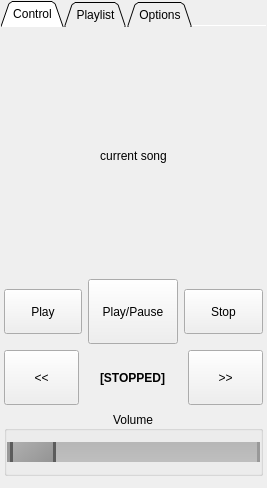
mwinkel/mpdControl, file mainwindow.ui: the form before one commit.
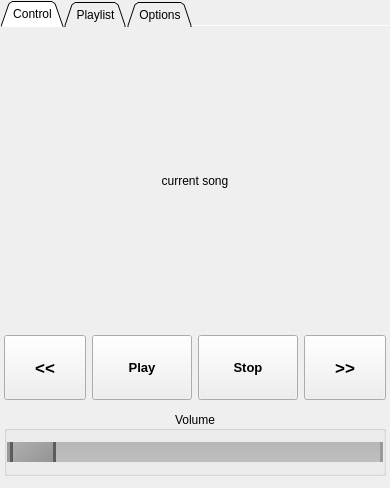
The form after the commit.

Commit message: play button removed -> pause button

```diff
--- a/mainwindow.ui
+++ b/mainwindow.ui
@@ -6,7 +6,7 @@
    <rect>
     <x>0</x>
     <y>0</y>
-    <width>267</width>
+    <width>353</width>
     <height>488</height>
    </rect>
   </property>
@@ -102,8 +102,17 @@
         </item>
         <item>
          <layout class="QHBoxLayout" name="horizontalLayout">
+          <property name="spacing">
+           <number>-1</number>
+          </property>
+          <property name="topMargin">
+           <number>5</number>
+          </property>
+          <property name="bottomMargin">
+           <number>5</number>
+          </property>
           <item>
-           <widget class="QPushButton" name="btnPlay">
+           <widget class="QPushButton" name="btnPrevious">
             <property name="sizePolicy">
              <sizepolicy hsizetype="Minimum" vsizetype="Minimum">
               <horstretch>0</horstretch>
@@ -112,46 +121,60 @@
             </property>
             <property name="minimumSize">
              <size>
-              <width>45</width>
-              <height>45</height>
+              <width>0</width>
+              <height>65</height>
              </size>
             </property>
             <property name="maximumSize">
              <size>
               <width>16777215</width>
-              <height>45</height>
+              <height>65</height>
              </size>
+            </property>
+            <property name="font">
+             <font>
+              <pointsize>13</pointsize>
+              <weight>75</weight>
+              <bold>true</bold>
+             </font>
+            </property>
+            <property name="text">
+             <string>&lt;&lt;</string>
+            </property>
+           </widget>
+          </item>
+          <item>
+           <widget class="QPushButton" name="btnPlayPause">
+            <property name="sizePolicy">
+             <sizepolicy hsizetype="Minimum" vsizetype="Minimum">
+              <horstretch>0</horstretch>
+              <verstretch>0</verstretch>
+             </sizepolicy>
+            </property>
+            <property name="minimumSize">
+             <size>
+              <width>100</width>
+              <height>65</height>
+             </size>
+            </property>
+            <property name="maximumSize">
+             <size>
+              <width>100</width>
+              <height>65</height>
+             </size>
+            </property>
+            <property name="font">
+             <font>
+              <pointsize>10</pointsize>
+              <weight>75</weight>
+              <bold>true</bold>
+             </font>
             </property>
             <property name="text">
              <string>Play</string>
             </property>
            </widget>
           </item>
-          <item>
-           <widget class="QPushButton" name="btnConnect">
-            <property name="sizePolicy">
-             <sizepolicy hsizetype="Minimum" vsizetype="Minimum">
-              <horstretch>0</horstretch>
-              <verstretch>0</verstretch>
-             </sizepolicy>
-            </property>
-            <property name="minimumSize">
-             <size>
-              <width>90</width>
-              <height>65</height>
-             </size>
-            </property>
-            <property name="maximumSize">
-             <size>
-              <width>16777215</width>
-              <height>65</height>
-             </size>
-            </property>
-            <property name="text">
-             <string>Play/Pause</string>
-            </property>
-           </widget>
-          </item>
           <item>
            <widget class="QPushButton" name="btnStop">
             <property name="sizePolicy">
@@ -162,89 +185,28 @@
             </property>
             <property name="minimumSize">
              <size>
-              <width>45</width>
-              <height>45</height>
+              <width>100</width>
+              <height>65</height>
              </size>
             </property>
             <property name="maximumSize">
              <size>
-              <width>16777215</width>
-              <height>45</height>
+              <width>100</width>
+              <height>65</height>
              </size>
             </property>
+            <property name="font">
+             <font>
+              <pointsize>10</pointsize>
+              <weight>75</weight>
+              <bold>true</bold>
+             </font>
+            </property>
             <property name="text">
              <string>Stop</string>
             </property>
            </widget>
           </item>
-         </layout>
-        </item>
-        <item>
-         <layout class="QHBoxLayout" name="horizontalLayout_2">
-          <item>
-           <widget class="QPushButton" name="btnPrevious">
-            <property name="sizePolicy">
-             <sizepolicy hsizetype="Minimum" vsizetype="Minimum">
-              <horstretch>0</horstretch>
-              <verstretch>0</verstretch>
-             </sizepolicy>
-            </property>
-            <property name="minimumSize">
-             <size>
-              <width>75</width>
-              <height>55</height>
-             </size>
-            </property>
-            <property name="maximumSize">
-             <size>
-              <width>16777215</width>
-              <height>55</height>
-             </size>
-            </property>
-            <property name="text">
-             <string>&lt;&lt;</string>
-            </property>
-           </widget>
-          </item>
-          <item>
-           <spacer name="horizontalSpacer_2">
-            <property name="orientation">
-             <enum>Qt::Horizontal</enum>
-            </property>
-            <property name="sizeHint" stdset="0">
-             <size>
-              <width>40</width>
-              <height>20</height>
-             </size>
-            </property>
-           </spacer>
-          </item>
-          <item>
-           <widget class="QLabel" name="label_state">
-            <property name="font">
-             <font>
-              <weight>75</weight>
-              <bold>true</bold>
-             </font>
-            </property>
-            <property name="text">
-             <string>[STOPPED]</string>
-            </property>
-           </widget>
-          </item>
-          <item>
-           <spacer name="horizontalSpacer">
-            <property name="orientation">
-             <enum>Qt::Horizontal</enum>
-            </property>
-            <property name="sizeHint" stdset="0">
-             <size>
-              <width>40</width>
-              <height>20</height>
-             </size>
-            </property>
-           </spacer>
-          </item>
           <item>
            <widget class="QPushButton" name="btnNext">
             <property name="sizePolicy">
@@ -255,16 +217,23 @@
             </property>
             <property name="minimumSize">
              <size>
-              <width>75</width>
-              <height>55</height>
+              <width>0</width>
+              <height>65</height>
              </size>
             </property>
             <property name="maximumSize">
              <size>
               <width>16777215</width>
-              <height>55</height>
+              <height>65</height>
              </size>
             </property>
+            <property name="font">
+             <font>
+              <pointsize>13</pointsize>
+              <weight>75</weight>
+              <bold>true</bold>
+             </font>
+            </property>
             <property name="text">
              <string>&gt;&gt;</string>
             </property>
```
Left out of the diff: 5 changed lines with no effect on the pictures. The commit also changes 4 other files.
